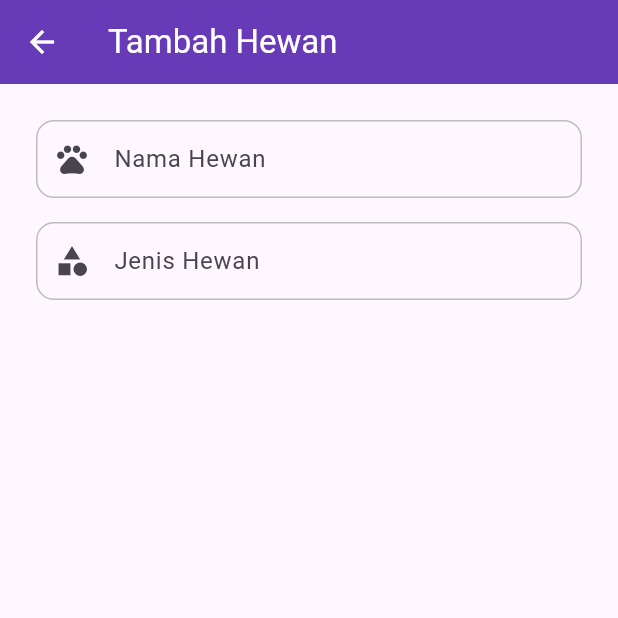
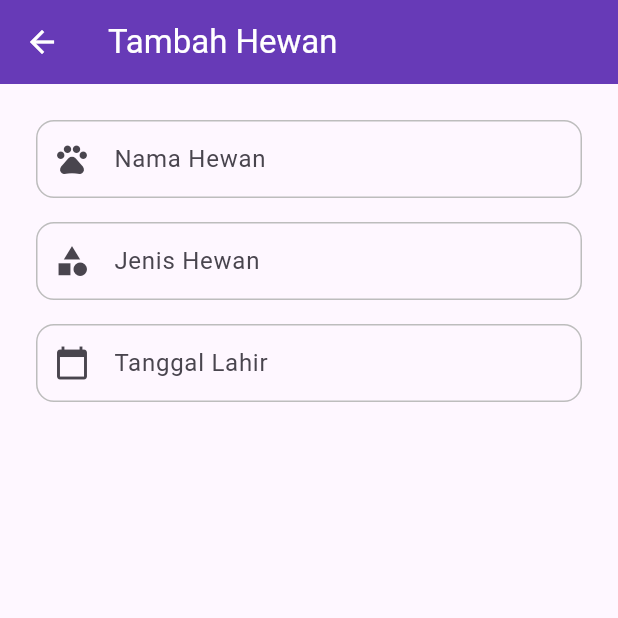
Before and after one commit to thekill022/RestAPI_0174, a Flutter app: the AddHewanPage screen opened directly, on a phone screen of 412 x 824 dp, the top half of it. Run offline on Flutter 3.47's test engine with Material 3 defaults, Android fonts, the phone set to English and light mode, and no system bars; our stand-ins replace equatable, flutter_bloc, flutter_secure_storage; accounts and stored records are empty.

Commit message:
menambahkan custom textfield tanggal lahir hewan pada add hewan page

```diff
--- a/lib/ui/pages/add_hewan_page.dart
+++ b/lib/ui/pages/add_hewan_page.dart
@@ -51,6 +51,13 @@ class _AddHewanPageState extends State<AddHewanPage> {
                 hint: 'Masukkan jenis hewan',
                 prefixIcon: Icons.category,
               ),
+              const SizedBox(height: 16),
+              CustomTextField(
+                controller: _tanggalLahirController,
+                label: 'Tanggal Lahir',
+                hint: 'YYYY-MM-DD',
+                prefixIcon: Icons.calendar_today,
+              ),
             ],
           ),
         ),
```
